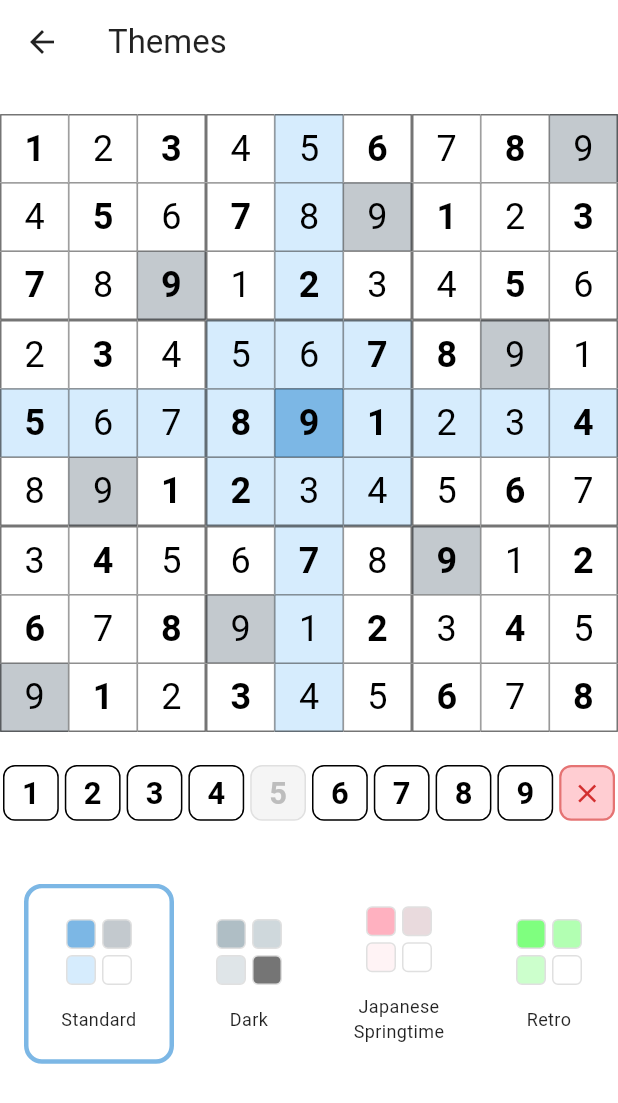
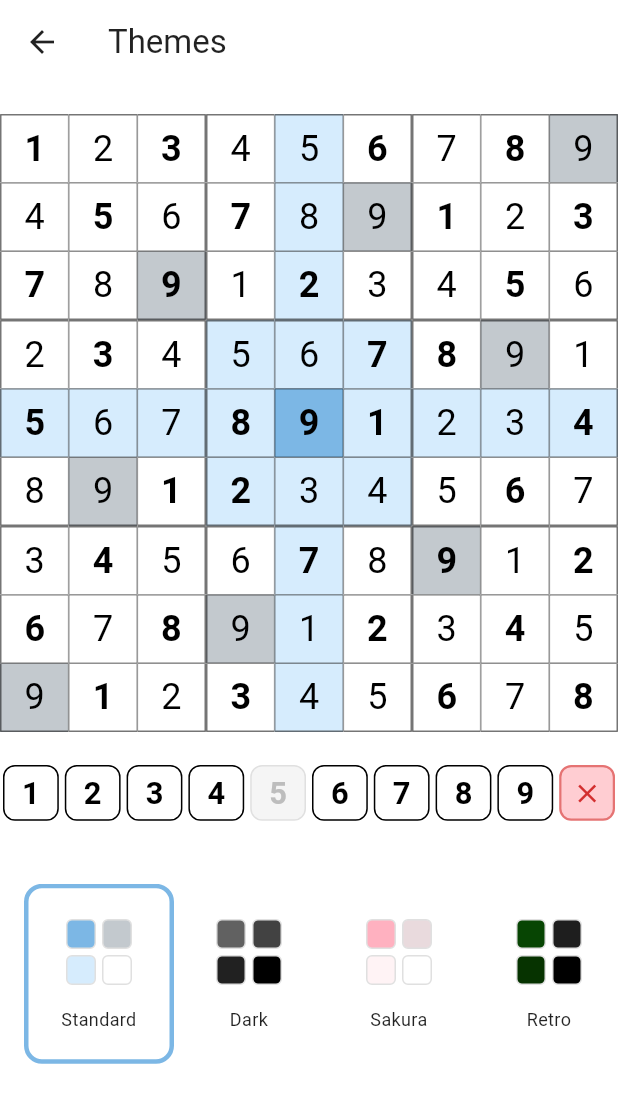
Before and after one commit to abregado/flutter_sudoku, a Flutter app: the ThemeScreen screen opened directly, on a phone screen of 412 x 824 dp. Shown: the top 1103 px of the screen. Run offline on Flutter 3.47's test engine with Material 3 defaults, Android fonts, the light colour scheme and no system bars; our stand-ins replace shared_preferences, wakelock_plus; missing offline and left inert: dart:ffi; accounts and stored records are empty.

Commit message:
last theme changes

```diff
--- a/lib/main.dart
+++ b/lib/main.dart
@@ -35,7 +35,7 @@ class MyApp extends StatelessWidget {
           return MaterialApp(
             title: 'Flutter Sudoku',
             theme: ThemeData(
-              colorScheme: ColorScheme.fromSeed(seedColor: currentTheme.primaryColor),
+              colorScheme: ColorScheme.fromSeed(seedColor: currentTheme.selectedCellColor),
               scaffoldBackgroundColor: currentTheme.backgroundColor,
               useMaterial3: true,
             ),
--- a/lib/models/theme_model.dart
+++ b/lib/models/theme_model.dart
@@ -2,8 +2,6 @@ import 'package:flutter/material.dart';
 
 class SudokuTheme {
   final String name;
-  final Color primaryColor;
-  final Color secondaryColor;
   final Color backgroundColor;
   final Color gridLineColor;
   final Color selectedCellColor;
@@ -12,7 +10,6 @@ class SudokuTheme {
   final Color defaultCellBackgroundColor;
   final Color defaultCellTextColor;
   final Color uiTextColor;
-  final Color inputTextColor;
   final Color topBarColor;
   final Color topBarFontColor;
   final Color iconButtonColor;
@@ -32,16 +29,13 @@ class SudokuTheme {
 
   const SudokuTheme({
     required this.name,
-    required this.primaryColor,
-    required this.secondaryColor,
     required this.backgroundColor,
     required this.gridLineColor,
     required this.selectedCellColor,
     required this.relatedCellColor,
     required this.rowSquareHighlightColor,
     this.uiTextColor = Colors.black,
-    required this.inputTextColor,
-    required this.topBarColor,
+    this.topBarColor = Colors.transparent,
     required this.topBarFontColor,
     required this.iconButtonColor,
     this.disabledIconButtonColor = Colors.grey,
@@ -64,16 +58,12 @@ class SudokuTheme {
   // Predefined themes
   static final standard = SudokuTheme(
     name: 'Standard',
-    primaryColor: Colors.white,
-    secondaryColor: Colors.white,
     backgroundColor: Colors.white,
     gridLineColor: Colors.black54,
     selectedCellColor: const Color(0xFF7CB7E5),
     relatedCellColor: const Color(0xFFC3C9CE),
     rowSquareHighlightColor: const Color(0xFFD6ECFD),
     uiTextColor: Colors.black87,
-    inputTextColor: Colors.black,
-    topBarColor: Colors.transparent,
     topBarFontColor: Colors.black87,
     iconButtonColor: Colors.black87,
     inputNumberInputBackgroundColor: Colors.white,
@@ -86,40 +76,36 @@ class SudokuTheme {
 
   static final dark = SudokuTheme(
     name: 'Dark',
-    primaryColor: Colors.blueGrey,
-    secondaryColor: Colors.blueGrey.shade700,
-    backgroundColor: Colors.grey.shade900,
-    gridLineColor: Colors.white70,
-    selectedCellColor: Colors.blueGrey.withOpacity(0.5),
-    relatedCellColor: Colors.blueGrey.withOpacity(0.3),
-    rowSquareHighlightColor: Colors.blueGrey.withOpacity(0.2),
-    defaultCellBackgroundColor: Colors.black54,
+    backgroundColor: Colors.black,
+    gridLineColor: Colors.grey.shade400,
+    selectedCellColor: Colors.grey.shade700,
+    relatedCellColor: Colors.grey.shade800,
+    rowSquareHighlightColor: Colors.grey.shade900,
+    defaultCellBackgroundColor: Colors.black,
     defaultCellTextColor: Colors.white,
     uiTextColor: Colors.white,
-    inputTextColor: Colors.white,
-    topBarColor: Colors.transparent,
-    topBarFontColor: Colors.white,
-    iconButtonColor: Colors.white,
-    inputNumberInputBackgroundColor: const Color(0xFF2C2C2C),
-    inputNumberInputTextColor: const Color(0xFF666666),
-    inputNumberInputBorderColor: const Color(0xFF444444),
-    clearNumberInputButtonBackgroundColor: const Color(0xFF5C1919),
-    clearNumberInputButtonBorderColor: const Color(0xFF8C2626),
-    clearNumberInputButtonTextColor: const Color(0xFFFF4D4D),
+    topBarFontColor: Colors.grey.shade300,
+    iconButtonColor: Colors.grey.shade300,
+    disabledIconButtonColor: Colors.grey.shade500,
+    inputNumberInputBackgroundColor: Colors.grey.shade900,
+    inputNumberInputTextColor: Colors.white,
+    inputNumberInputBorderColor: Colors.grey.shade600,
+    greyedNumberInputBackgroundColor: Colors.black,
+    greyedNumberInputTextColor: Colors.grey.shade900,
+    greyedNumberInputBorderColor: Colors.grey.shade800,
+    clearNumberInputButtonBackgroundColor: Colors.black,
+    clearNumberInputButtonBorderColor: Colors.red,
+    clearNumberInputButtonTextColor: Colors.red,
   );
 
   static const japaneseSpringtime = SudokuTheme(
-    name: 'Japanese Springtime',
-    primaryColor: Color(0xFFFFB7C5), // Sakura pink
-    secondaryColor: Color(0xFFE4A7B2), // Darker sakura
+    name: 'Sakura',
     backgroundColor: Colors.white,
     gridLineColor: Color(0xFF4A4A4A),
     selectedCellColor: Color(0xFFFFB1C0),
     relatedCellColor: Color(0xFFE9DADD),
     rowSquareHighlightColor: Color(0xFFFFF3F5),
     uiTextColor: Color(0xFF4A4A4A),
-    inputTextColor: Color(0xFF4A4A4A),
-    topBarColor: Colors.transparent,
     topBarFontColor: Color(0xFF4A4A4A),
     mistakeTextColor: Color(0xFF569F8B),
     iconButtonColor: Color(0xFF4A4A4A),
@@ -134,24 +120,27 @@ class SudokuTheme {
 
   static final retro = SudokuTheme(
     name: 'Retro',
-    primaryColor: const Color(0xFF00FF00), // Bright green
-    secondaryColor: const Color(0xFF008800), // Darker green
     backgroundColor: Colors.black,
-    gridLineColor: const Color(0xFF00FF00),
-    selectedCellColor: const Color(0xFF00FF00).withOpacity(0.5),
-    relatedCellColor: const Color(0xFF00FF00).withOpacity(0.3),
-    rowSquareHighlightColor: const Color(0xFF00FF00).withOpacity(0.2),
-    uiTextColor: const Color(0xFF00FF00),
-    inputTextColor: const Color(0xFF00FF00),
-    topBarColor: Colors.transparent,
-    topBarFontColor: const Color(0xFF00FF00),
-    iconButtonColor: const Color(0xFF00FF00),
-    inputNumberInputBackgroundColor: const Color(0xFF0A1A0A),
-    inputNumberInputTextColor: const Color(0xFF1A331A),
-    inputNumberInputBorderColor: const Color(0xFF143314),
-    clearNumberInputButtonBackgroundColor: const Color(0xFF330000),
-    clearNumberInputButtonBorderColor: const Color(0xFFFF0000),
-    clearNumberInputButtonTextColor: const Color(0xFFFF0000),
+    gridLineColor: Colors.green.shade900,
+    selectedCellColor: const Color(0xFF074503),
+    relatedCellColor: const Color(0xFF1E1E1E),
+    rowSquareHighlightColor: const Color(0xFF063300),
+    defaultCellBackgroundColor: Colors.black,
+    defaultCellTextColor: const Color(0xFF7FDA6B),
+    uiTextColor: Colors.green.shade500,
+    topBarFontColor: Colors.green.shade500,
+    iconButtonColor: Colors.green.shade500,
+    disabledIconButtonColor: Colors.green.shade900,
+    inputNumberInputBackgroundColor: Colors.grey.shade900,
+    inputNumberInputTextColor: Colors.green.shade500,
+    inputNumberInputBorderColor: Colors.green.shade500,
+    greyedNumberInputBackgroundColor: Colors.black,
+    greyedNumberInputTextColor: Colors.green.shade900,
+    greyedNumberInputBorderColor: Colors.grey.shade900,
+    clearNumberInputButtonBackgroundColor: Colors.black,
+    clearNumberInputButtonBorderColor: const Color(0xFFEC6328),
+    clearNumberInputButtonTextColor: const Color(0xFFEC6328),
+    mistakeTextColor: const Color(0xFFE4936F),
   );
 
   static List<SudokuTheme> get allThemes => [
```
Also changed, not shown: 1 other file.
